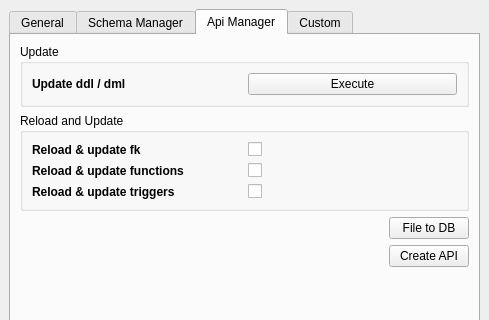
Qt form ui/readsql.ui (Giswater/giswater_qgis_plugin) before a commit; both pictures show x 0 to 489 and y 0 to 320 of the 489 by 626 pixel window.
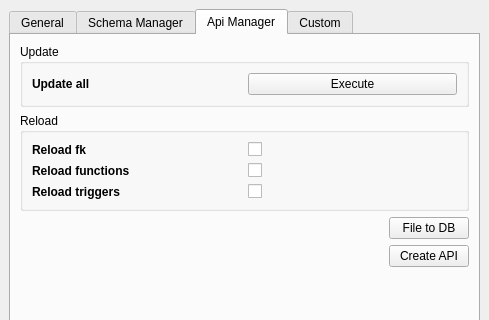
The same form after that commit. The open tabs and pages were chosen to show the change.

The edit to the form file:
```diff
--- a/ui/readsql.ui
+++ b/ui/readsql.ui
@@ -526,7 +526,7 @@
         <item row="1" column="0" colspan="2">
          <widget class="QGroupBox" name="groupBox_11">
           <property name="title">
-           <string>Reload and Update</string>
+           <string>Reload</string>
           </property>
           <layout class="QGridLayout" name="gridLayout_12">
            <item row="2" column="1">
@@ -570,7 +570,7 @@
               </font>
              </property>
              <property name="text">
-              <string>Reload &amp; update triggers</string>
+              <string>Reload triggers</string>
              </property>
             </widget>
            </item>
@@ -599,7 +599,7 @@
               </font>
              </property>
              <property name="text">
-              <string>Reload &amp; update fk</string>
+              <string>Reload fk</string>
              </property>
             </widget>
            </item>
@@ -612,7 +612,7 @@
               </font>
              </property>
              <property name="text">
-              <string>Reload &amp; update functions</string>
+              <string>Reload functions</string>
              </property>
             </widget>
            </item>
@@ -654,7 +654,7 @@
               </font>
              </property>
              <property name="text">
-              <string>Update ddl / dml</string>
+              <string>Update all</string>
              </property>
             </widget>
            </item>
```
Left out of the diff: 10 changed lines with no effect on the pictures.
